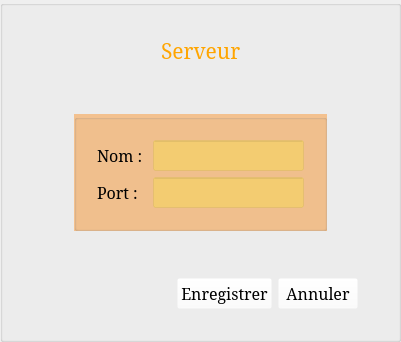
paboccard/Projet_Prog_Jeu, file StreetCar/StreetCar/ServerOption.ui: the form before one commit.
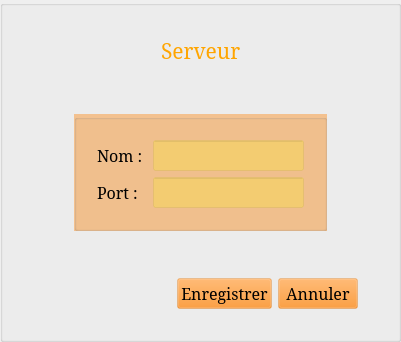
The form after the commit. Icons and pictures are not drawn.

```diff
--- a/StreetCar/StreetCar/ServerOption.ui
+++ b/StreetCar/StreetCar/ServerOption.ui
@@ -38,7 +38,7 @@
 }
 
 QPushButton {
-	background-color: rgba(255, 255, 255, 0);
+	background-color: rgba(255, 128, 0, 50);
 }
 
 QPushButton::hover{
```
